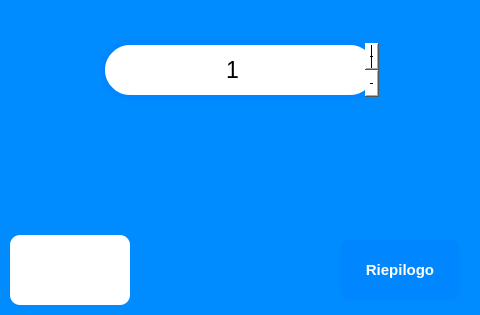
This is view/inserisci_metri_cubi_window.ui in ISacchitella/MicroOne_v1.1 as Qt 5 draws it before an edit. The edited form follows.
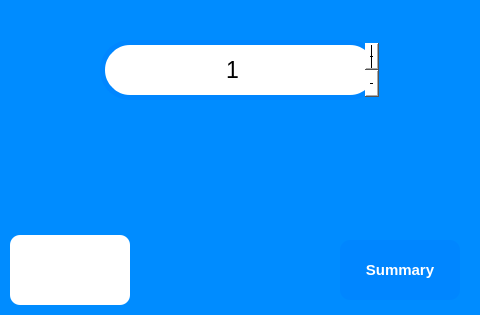
This is the edited form. Icons and pictures are not drawn.

Patch:
```diff
--- a/view/inserisci_metri_cubi_window.ui
+++ b/view/inserisci_metri_cubi_window.ui
@@ -101,7 +101,7 @@
 </string>
    </property>
    <property name="text">
-    <string>Riepilogo</string>
+    <string>Summary</string>
    </property>
   </widget>
   <widget class="QSpinBox" name="metri_cubi_spinBox">
```
Left out of the diff: 2 changed lines with no effect on the pictures.
